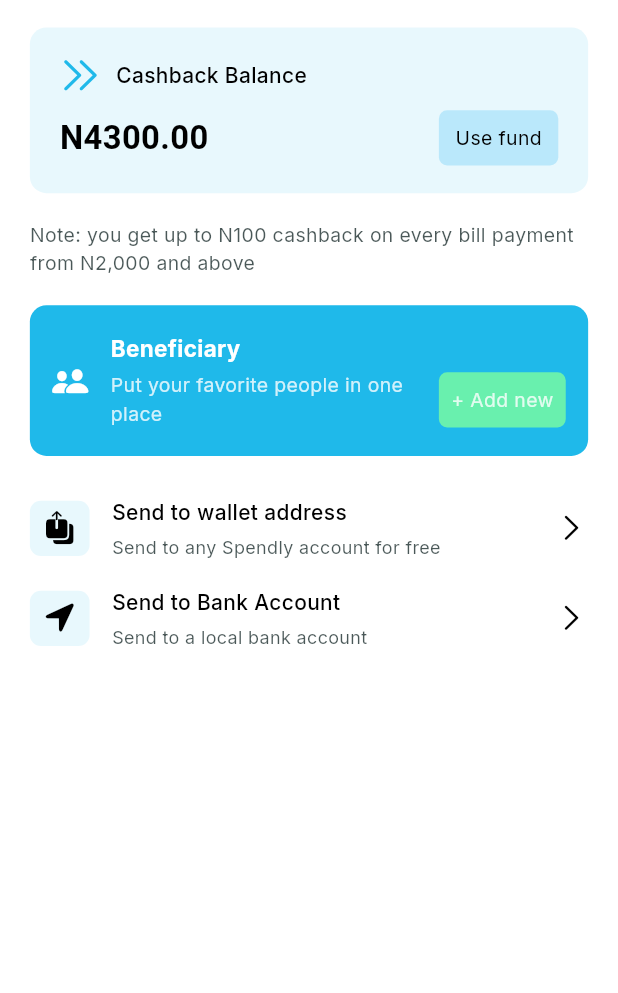
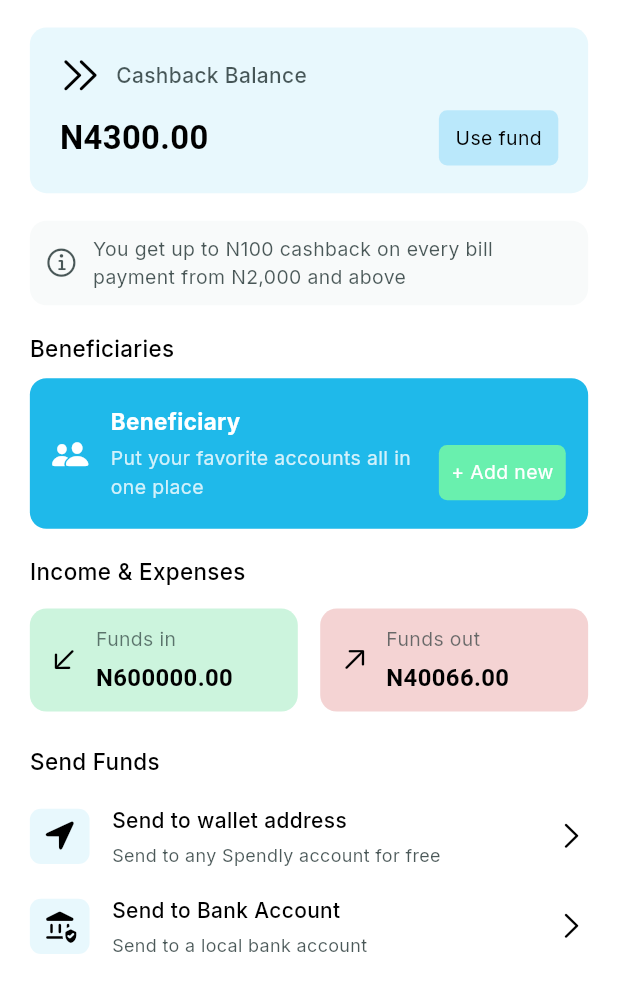
Before and after one commit to seniorman-dev/Spendly, a Flutter app: the SendPage screen opened directly, on a phone screen of 412 x 824 dp. Shown: the top 993 px of the screen. Run offline on Flutter 3.47's test engine with Material 3 defaults, Android fonts, the phone set to English and light mode, and no system bars; our stand-ins replace cloud_firestore, country_code_picker, dio, firebase_auth, firebase_core, firebase_messaging and 10 more; accounts and stored records are empty; Roboto replaces fonts that are missing (Atma).

Commit message:
modified:   lib/controllers/main/main_page_controller.dart

```diff
--- a/lib/controllers/main/main_page_controller.dart
+++ b/lib/controllers/main/main_page_controller.dart
@@ -3,6 +3,7 @@ import 'package:flutter/cupertino.dart';
 import 'package:flutter_svg/flutter_svg.dart';
 import 'package:get/get.dart' as getx;
 import 'package:spendly/views/home/screen/home_screen.dart';
+import 'package:spendly/views/invest/screen/investment.dart';
 import 'package:spendly/views/send/screen/send_page.dart';
 
 
@@ -17,7 +18,7 @@ class MainPageController extends getx.GetxController {
   final List<Widget> widgetOptions = <Widget>[
     HomePage(),
     SendPage(),
-    SizedBox(),
+    InvestPage(),
     SizedBox(),
   ];
 
--- /dev/null
+++ b/lib/routes/home_routes/home_route.dart
@@ -0,0 +1,4 @@
+class HomeRoute {
+
+
+}
--- a/lib/utils/colors/app_theme.dart
+++ b/lib/utils/colors/app_theme.dart
@@ -10,8 +10,8 @@ class AppColor {
   static const Color blackColor = Colors.black;
 
 
-  static const Color bgColor = Colors.white; //Color.fromRGBO(255, 255, 255, 1);
-  static Color lightBgColor = Colors.white.withOpacity(0.8);
+  static const Color bgColor = Color.fromRGBO(255, 255, 255, 1);
+  static Color lightBgColor = const Color.fromRGBO(255, 255, 255, 1).withOpacity(0.8);
   static const Color whiteTextColor = Color.fromRGBO(255, 255, 255, 0.75);
   static const Color greyColor = Color.fromRGBO(248, 250, 250, 1);
   //static const Color blackColor = Color.fromRGBO(29, 46, 46, 1);
--- a/lib/views/home/widget/header.dart
+++ b/lib/views/home/widget/header.dart
@@ -4,6 +4,11 @@ import 'package:flutter_screenutil/flutter_screenutil.dart';
 import 'package:flutter_svg/flutter_svg.dart';
 import 'package:google_fonts/google_fonts.dart';
 import 'package:spendly/utils/colors/app_theme.dart';
+
+
+
+
+
 
 
 
--- a/lib/views/home/widget/transaction/trx_display.dart
+++ b/lib/views/home/widget/transaction/trx_display.dart
@@ -19,8 +19,8 @@ class TrxDisplay extends StatelessWidget {
       children: [
         Icon(
           index.isOdd
-          ?CupertinoIcons.arrow_up_right //arrow_down_left,
-          :CupertinoIcons.arrow_down_left,
+          ?CupertinoIcons.arrow_down_left //money in
+          :CupertinoIcons.arrow_up_right, //money out
           size: 24.r,
           color: index.isOdd ?
           AppColor.darkGreenColor //AppColor.redColor
--- a/lib/views/home/widget/wallet_card.dart
+++ b/lib/views/home/widget/wallet_card.dart
@@ -31,12 +31,11 @@ class WalletCard extends StatelessWidget {
           gradient: LinearGradient(
             begin: Alignment.centerLeft,
             colors: [
-              Color.fromARGB(255, 8, 123, 158),
+              AppColor.mainColor,
+              //Color.fromARGB(255, 8, 123, 158),
               //AppColor.mainColor.withOpacity(0.4),
               //AppColor.mainColor,
               Color.fromARGB(255, 8, 123, 158),
-              Color.fromARGB(255, 8, 123, 158),
-              AppColor.mainColor,
             ]
           )
         ),
--- a/lib/views/send/screen/send_page.dart
+++ b/lib/views/send/screen/send_page.dart
@@ -3,8 +3,11 @@ import 'package:flutter/material.dart';
 import 'package:flutter_screenutil/flutter_screenutil.dart';
 import 'package:google_fonts/google_fonts.dart';
 import 'package:spendly/utils/colors/app_theme.dart';
+import 'package:spendly/views/home/widget/transaction/trx_list.dart';
 import 'package:spendly/views/send/widget/beneficiary/beneficiary_empty_state.dart';
-import 'package:spendly/views/send/widget/cash_back_card.dart';
+import 'package:spendly/views/send/widget/beneficiary/beneficiary_list.dart';
+import 'package:spendly/views/send/widget/cash_back/cash_back_card.dart';
+import 'package:spendly/views/send/widget/income_expense/income_expense.dart';
 import 'package:spendly/views/send/widget/send_option/send_card.dart';
 
 
@@ -22,42 +25,144 @@ class SendPage extends StatelessWidget {
       backgroundColor: AppColor.bgColor,
       body: SafeArea(
         //wrap with stream builder
+        child: SingleChildScrollView(
+          scrollDirection: Axis.vertical,
+          physics: BouncingScrollPhysics(),
           child: Column(
             crossAxisAlignment: CrossAxisAlignment.start,
             children: [
+
+              //Cash back widget
               CashbackCard(),
-            //SizedBox(height: 10.h,),
               Padding(
                 padding: EdgeInsets.symmetric(horizontal: 20.w, vertical: 0.h),
+                child: Container(
+                  padding: EdgeInsets.symmetric(horizontal: 10.w, vertical: 10.h),
+                  alignment: Alignment.center,
+                  decoration: BoxDecoration(
+                    borderRadius: BorderRadius.circular(12.r),
+                    color: AppColor.greyColor
+                  ),
+                  child: Row(
+                    mainAxisAlignment: MainAxisAlignment.start,
+                    children: [
+                      Icon(
+                        CupertinoIcons.info_circle,
+                        size: 24.r,
+                        color: AppColor.darkGreyColor,
+                      ),
+                      SizedBox(width: 10.w,),
+                      Expanded(
                         child: Text(
-                'Note: you get up to N100 cashback on every bill payment from N2,000 and above',
+                          'You get up to N100 cashback on every bill payment from N2,000 and above',
                           style: GoogleFonts.inter(
                             color: AppColor.darkGreyColor, //.withOpacity(0.2),
                             fontSize: 13.sp,
                             fontWeight: FontWeight.w400
                           ),
+                          overflow: TextOverflow.visible //.ellipsis,
                         ),
                       ),
-            //Beneficiary List
+                    ],
+                  ),
+                ),
+              ),
+
+              //Beneficiary List Widgets
+              SizedBox(height: 20.h,),
+              Padding(
+                padding: EdgeInsets.symmetric(horizontal: 20.w, vertical: 0.h),
+                child: Row(
+                  mainAxisAlignment: MainAxisAlignment.spaceBetween,
+                  children: [
+                    Text(
+                      'Beneficiaries',
+                      style: GoogleFonts.inter(
+                        color: AppColor.blackColor,
+                        fontSize: 15.sp,
+                        fontWeight: FontWeight.w500
+                      ),
+                      overflow: TextOverflow.ellipsis,
+                    ),
+                    /*InkWell(
+                      onTap: () {},
+                      child: Text(
+                        'See more >',
+                        style: GoogleFonts.inter(
+                          color: AppColor.lightNormalGreen,
+                          fontSize: 15.sp,
+                          fontWeight: FontWeight.w500
+                        ),
+                      ),
+                    )*/
+                  ],
+                ),
+              ),
+              //BeneficiaryList(),
               BeneficiaryEmtyState(),
+
+              SizedBox(height: 10.h,),
+              Padding(
+                padding: EdgeInsets.symmetric(horizontal: 20.w, vertical: 0.h),
+                child: Row(
+                  mainAxisAlignment: MainAxisAlignment.spaceBetween,
+                  children: [
+                    Text(
+                      'Income & Expenses',
+                      style: GoogleFonts.inter(
+                        color: AppColor.blackColor,
+                        fontSize: 15.sp,
+                        fontWeight: FontWeight.w500
+                      ),
+                      overflow: TextOverflow.ellipsis,
+                    ),
+
+                  ],
+                ),
+              ),
+              IncomeAndExpenseWidget(),
+
+              SizedBox(height: 10.h,),
+              Padding(
+                padding: EdgeInsets.symmetric(horizontal: 20.w, vertical: 0.h),
+                child: Row(
+                  mainAxisAlignment: MainAxisAlignment.spaceBetween,
+                  children: [
+                    Text(
+                      'Send Funds',
+                      style: GoogleFonts.inter(
+                        color: AppColor.blackColor,
+                        fontSize: 15.sp,
+                        fontWeight: FontWeight.w500
+                      ),
+                      overflow: TextOverflow.ellipsis,
+                    ),
+
+                  ],
+                ),
+              ),
+              SizedBox(height: 10.h,),
               //SendCard
               SendCard(
                 onTap: () {},
-              icon: CupertinoIcons.square_arrow_up_on_square_fill,
+                icon: CupertinoIcons.location_fill,
                 title: 'Send to wallet address',
                 subtitle: "Send to any Spendly account for free",
               ),
               SendCard(
                 onTap: () {},
-              icon: CupertinoIcons.location_fill,
+                icon: Icons.assured_workload_rounded,
                 title: 'Send to Bank Account',
                 subtitle: "Send to a local bank account",
               ),
+              SizedBox(height: 15.h,),
+
 
 
             ],
           ),
         ),
+      ),
     );
   }
 }
--- a/lib/views/send/widget/beneficiary/beneficiary_empty_state.dart
+++ b/lib/views/send/widget/beneficiary/beneficiary_empty_state.dart
@@ -3,6 +3,7 @@ import 'package:flutter/material.dart';
 import 'package:flutter_screenutil/flutter_screenutil.dart';
 import 'package:google_fonts/google_fonts.dart';
 import 'package:spendly/utils/colors/app_theme.dart';
+
 
 
 
@@ -12,13 +13,14 @@ class BeneficiaryEmtyState extends StatelessWidget {
   @override
   Widget build(BuildContext context) {
     return Padding(
-      padding: EdgeInsets.symmetric(horizontal: 20.w, vertical: 20.h),
+      padding: EdgeInsets.symmetric(horizontal: 20.w, vertical: 10.h),
       child: Container(
         alignment: Alignment.center,
         //height: 55.h,
         padding: EdgeInsets.symmetric(horizontal: 15.w, vertical: 20.h),
         decoration: BoxDecoration(
           color: AppColor.mainColor,
+          //color: AppColor.mainColor.withOpacity(0.1),
           borderRadius: BorderRadius.circular(12.r),
         ),
         child: Row(
@@ -26,6 +28,7 @@ class BeneficiaryEmtyState extends StatelessWidget {
           children: [
             Icon(
               CupertinoIcons.person_2_fill,
+              //color: AppColor.blackColor,
               color: AppColor.bgColor,
             ),
             SizedBox(width: 15.w,),
@@ -38,6 +41,7 @@ class BeneficiaryEmtyState extends StatelessWidget {
                     'Beneficiary',
                     style: GoogleFonts.inter(
                       color: AppColor.bgColor,
+                      //color: AppColor.blackColor,
                       fontSize: 15.sp,
                       fontWeight: FontWeight.bold
                     ),
@@ -48,9 +52,10 @@ class BeneficiaryEmtyState extends StatelessWidget {
                     children: [
                       Expanded(
                         child: Text(
-                          "Put your favorite people in one place",
+                          "Put your favorite accounts all in one place",
                           style: GoogleFonts.inter(
                             color: AppColor.lightBgColor,
+                            //color: AppColor.darkGreyColor,
                             fontSize: 13.sp,
                             fontWeight: FontWeight.w400
                           ),
@@ -67,13 +72,14 @@ class BeneficiaryEmtyState extends StatelessWidget {
                           //padding: EdgeInsets.symmetric(horizontal: 10.w, vertical: 20.h),
                           decoration: BoxDecoration(
                             color: AppColor.lightNormalGreen,
+                            //color: AppColor.lightNormalBlue.withOpacity(0.2),
                             //border: Border.all(color: AppColor.bgColor),
                             borderRadius: BorderRadius.circular(6.r),
                           ),
                           child: Text(
                             '+ Add new',
                             style: GoogleFonts.inter(
-                              color: AppColor.lightBgColor,
+                              color: AppColor.bgColor,
                               fontSize: 13.sp,
                               fontWeight: FontWeight.w400
                             ),
--- a/lib/views/send/widget/cash_back_card.dart
+++ b/lib/views/send/widget/cash_back/cash_back_card.dart
@@ -20,7 +20,6 @@ class CashbackCard extends StatelessWidget {
         padding: EdgeInsets.symmetric(horizontal: 20.w, vertical: 20.h),
         decoration: BoxDecoration(
           color: AppColor.mainColor.withOpacity(0.1), //Colors.transparent,
-
           borderRadius: BorderRadius.circular(12.r),
         ),
         child: Column(
@@ -29,7 +28,8 @@ class CashbackCard extends StatelessWidget {
             Row(
               children: [
                 Icon(
-                  color: AppColor.mainColor,
+                  //color: AppColor.mainColor,
+                  color: AppColor.blackColor,
                   CupertinoIcons.chevron_right_2,
                   size: 30.r,
                 ),
@@ -37,7 +37,8 @@ class CashbackCard extends StatelessWidget {
                 Text(
                   'Cashback Balance',
                   style: GoogleFonts.inter(
-                    color: AppColor.blackColor, //.withOpacity(0.2),
+                    //color: AppColor.blackColor,
+                    color: AppColor.darkGreyColor,
                     fontSize: 14.sp,
                     fontWeight: FontWeight.w500
                   ),
--- /dev/null
+++ b/lib/views/send/widget/income_expense/income_expense.dart
@@ -0,0 +1,139 @@
+import 'package:flutter/cupertino.dart';
+import 'package:flutter/material.dart';
+import 'package:flutter_screenutil/flutter_screenutil.dart';
+import 'package:google_fonts/google_fonts.dart';
+import 'package:spendly/utils/colors/app_theme.dart';
+
+
+
+
+
+
+
+class IncomeAndExpenseWidget extends StatelessWidget {
+  const IncomeAndExpenseWidget({super.key});
+
+  @override
+  Widget build(BuildContext context) {
+    return Padding(
+      padding: EdgeInsets.symmetric(horizontal: 20.w, vertical: 15.h),
+      child: Row(
+        mainAxisAlignment: MainAxisAlignment.spaceBetween,
+        children: [
+          //INCOME WIDGET
+          Expanded(
+            child: GestureDetector(
+              onTap: () {},
+              child: Container(
+                alignment: Alignment.center,
+                //height: 55.h,
+                padding: EdgeInsets.symmetric(horizontal: 12.w, vertical: 12.h),
+                decoration: BoxDecoration(
+                  //color: AppColor.mainColor.withOpacity(0.1),
+                  color: AppColor.normalGreen.withOpacity(0.2),
+                  borderRadius: BorderRadius.circular(12.r),
+                ),
+                child: Row(
+                  mainAxisAlignment: MainAxisAlignment.start,
+                  children: [
+                    Icon(
+                      CupertinoIcons.arrow_down_left,
+                      color: AppColor.blackColor,
+                      size: 24.r,
+                    ),
+                    SizedBox(width: 10.w,),
+                    Expanded(
+                      child: Column(
+                        crossAxisAlignment: CrossAxisAlignment.start,
+                        mainAxisAlignment: MainAxisAlignment.center,
+                        children: [
+                          Text(
+                            "Funds in",
+                            style: GoogleFonts.inter(
+                              color: AppColor.textGreyColor,
+                              fontSize: 13.sp,
+                              fontWeight: FontWeight.w400
+                            ),
+                            overflow: TextOverflow.visible,
+                          ),
+                          SizedBox(height: 5.h,),
+                          Text(
+                            "N600000.00",
+                            style: GoogleFonts.atma(
+                              color: AppColor.blackColor,
+                              fontSize: 16.sp,
+                              fontWeight: FontWeight.w600
+                            ),
+                            overflow: TextOverflow.ellipsis,
+                          ),
+                        ],
+                      ),
+                    ),
+                  ],
+                ),
+              ),
+            ),
+          ),
+
+          SizedBox(width: 15.w,),
+
+
+          //Expense Widget
+          Expanded(
+            child: GestureDetector(
+              onTap: () {},
+              child: Container(
+                alignment: Alignment.center,
+                //height: 55.h,
+                padding: EdgeInsets.symmetric(horizontal: 12.w, vertical: 12.h),
+                decoration: BoxDecoration(
+                  color: AppColor.redColor.withOpacity(0.2),
+                  borderRadius: BorderRadius.circular(12.r),
+                ),
+                child: Row(
+                  mainAxisAlignment: MainAxisAlignment.start,
+                  children: [
+                    Icon(
+                      CupertinoIcons.arrow_up_right,
+                      color: AppColor.blackColor,
+                      size: 24.r,
+                    ),
+                    SizedBox(width: 10.w,),
+                    Expanded(
+                      child: Column(
+                        crossAxisAlignment: CrossAxisAlignment.start,
+                        //mainAxisAlignment: MainAxisAlignment.center,
+                        children: [
+                          Text(
+                            "Funds out",
+                            style: GoogleFonts.inter(
+                              color: AppColor.textGreyColor,
+                              fontSize: 13.sp,
+                              fontWeight: FontWeight.w400
+                            ),
+                            overflow: TextOverflow.visible,
+                          ),
+                          SizedBox(height: 5.h,),
+                          Text(
+                            "N40066.00",
+                            style: GoogleFonts.atma(
+                              color: AppColor.blackColor,
+                              fontSize: 16.sp,
+                              fontWeight: FontWeight.w600
+                            ),
+                            overflow: TextOverflow.ellipsis,
+                          ),
+                        ],
+                      ),
+                    ),
+                  ],
+                ),
+              ),
+            ),
+          ),
+
+        ],
+      ),
+    );
+  }
+}
```
Also changed, not shown: lib/views/invest/screen/investment.dart (added, +120 -0 lines), lib/views/invest/widget/investment_options_card.dart (added, +84 -0 lines), lib/views/send/widget/beneficiary/beneficiary_display.dart (+32 -2 lines), lib/views/send/widget/beneficiary/beneficiary_list.dart (+22 -1 lines). Lines whose indentation alone changed are shown as unchanged.
